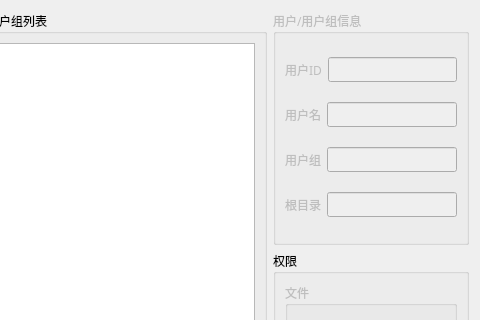
This is setusergroupwindow.ui in z1908144712/QtFtpServer as Qt 5 draws it before an edit; both pictures show x 310 to 790 and y 0 to 320 of the 790 by 570 pixel window. The edited form follows.
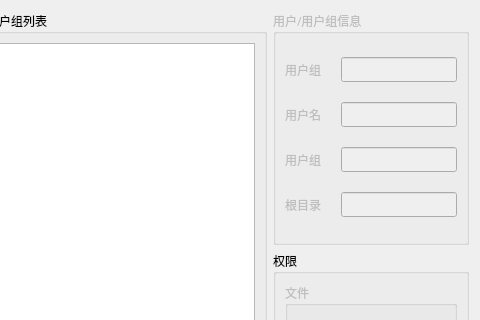
This is the edited form.

Commit message: 优化界面布局

What changed in the file:
```diff
--- a/setusergroupwindow.ui
+++ b/setusergroupwindow.ui
@@ -136,8 +136,20 @@
          <layout class="QHBoxLayout" name="horizontalLayout_2">
           <item>
            <widget class="QLabel" name="label_id">
+            <property name="minimumSize">
+             <size>
+              <width>50</width>
+              <height>0</height>
+             </size>
+            </property>
+            <property name="maximumSize">
+             <size>
+              <width>50</width>
+              <height>16777215</height>
+             </size>
+            </property>
             <property name="text">
-             <string>用户ID</string>
+             <string>用户组</string>
             </property>
            </widget>
           </item>
@@ -154,6 +166,18 @@
          <layout class="QHBoxLayout" name="horizontalLayout_3">
           <item>
            <widget class="QLabel" name="label_name">
+            <property name="minimumSize">
+             <size>
+              <width>50</width>
+              <height>0</height>
+             </size>
+            </property>
+            <property name="maximumSize">
+             <size>
+              <width>50</width>
+              <height>16777215</height>
+             </size>
+            </property>
             <property name="text">
              <string>用户名</string>
             </property>
@@ -172,6 +196,18 @@
          <layout class="QHBoxLayout" name="horizontalLayout_4">
           <item>
            <widget class="QLabel" name="label_group">
+            <property name="minimumSize">
+             <size>
+              <width>50</width>
+              <height>0</height>
+             </size>
+            </property>
+            <property name="maximumSize">
+             <size>
+              <width>50</width>
+              <height>16777215</height>
+             </size>
+            </property>
             <property name="text">
              <string>用户组</string>
             </property>
@@ -190,6 +226,18 @@
          <layout class="QHBoxLayout" name="horizontalLayout_5">
           <item>
            <widget class="QLabel" name="label_path">
+            <property name="minimumSize">
+             <size>
+              <width>50</width>
+              <height>0</height>
+             </size>
+            </property>
+            <property name="maximumSize">
+             <size>
+              <width>50</width>
+              <height>16777215</height>
+             </size>
+            </property>
             <property name="text">
              <string>根目录</string>
             </property>
```
The commit also changes 1 other file.
